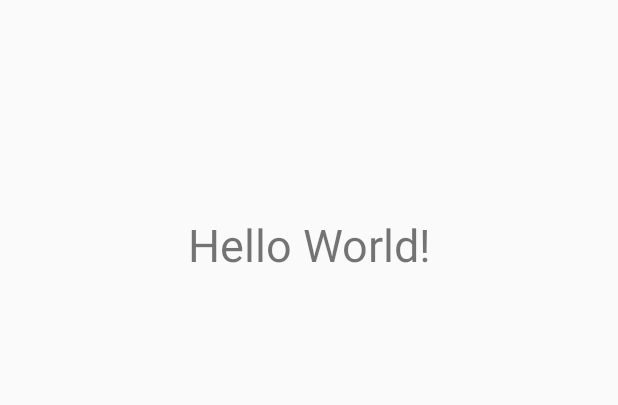
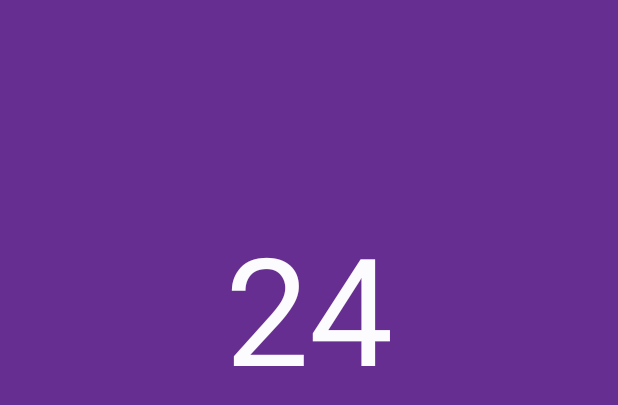
Before and after one commit to Alybaev/PRojectWeather, an Android app: the layout activity_main.xml on its own in the app's theme, with its tools: preview values and no code run, on a phone screen of 412 x 824 dp. Shown: the top 405 px of the screen. Run offline under Robolectric (Android 15) with nearby library versions, the phone set to English and light mode, and no system bars.

Commit message:
I start work with UI in Main Activity

```diff
--- a/app/src/main/java/com/example/admin/weather/Listeners/MarkerDemoActivity.kt
+++ /dev/null
@@ -1 +0,0 @@
-package com.example.admin.weather.Listeners
--- a/app/src/main/java/com/example/admin/weather/Listeners/f.kt
+++ /dev/null
@@ -1,6 +0,0 @@
-package com.example.admin.weather.Listeners
-
-import android.support.v4.app.FragmentActivity
-import com.google.android.gms.maps.GoogleMap
-import com.google.android.gms.maps.model.BitmapDescriptorFactory
-import com.google.android.gms.maps.model.Marker
--- a/app/src/main/java/com/example/admin/weather/MapsActivity.kt
+++ b/app/src/main/java/com/example/admin/weather/MapsActivity.kt
@@ -49,7 +49,8 @@ class MapsActivity : AppCompatActivity(), OnMapReadyCallback, GoogleMap.OnMarker
 
     override fun onMarkerClick(marker: Marker?): Boolean {
         val intent = Intent(this@MapsActivity, MainActivity::class.java)
-        intent.putExtra("idOfCinema", marker!!.title)
+
+        intent.putExtra("nameOfMarker", marker!!.title)
         startActivity(intent)
         return true
     }
--- a/app/src/main/java/com/example/admin/weather/model/weather/ListOfWeather.kt
+++ b/app/src/main/java/com/example/admin/weather/model/weather/ListOfWeather.kt
@@ -1,3 +1,3 @@
 package com.example.admin.weather.model.weather
 
-class         ListOfWeather(var main: Main, var weather: ArrayList<Weather>, var wind: Wind, var dt_txt: String)
+class ListOfWeather(var main: Main, var weather: ArrayList<Weather>, var wind: Wind, var dt_txt: String)
--- a/app/src/main/java/com/example/admin/weather/utils/ForumServices.kt
+++ b/app/src/main/java/com/example/admin/weather/utils/ForumServices.kt
@@ -7,5 +7,5 @@ import retrofit2.http.Query
 
 interface ForumServices {
    @GET("forecast?")
-    fun getData( @Query("id")id: Int, @Query("appid") appID: String,@Query("mode") mode: String,@Query("units") units: String) : Call<WeatherInfo>
+    fun getData( @Query("q")name: String, @Query("appid") appID: String,@Query("mode") mode: String,@Query("units") units: String) : Call<WeatherInfo>
 }
--- a/app/src/main/res/layout/activity_main.xml
+++ b/app/src/main/res/layout/activity_main.xml
@@ -4,20 +4,21 @@
     xmlns:tools="http://schemas.android.com/tools"
     android:layout_width="match_parent"
     android:layout_height="match_parent"
+    android:background="#662e90"
     tools:context=".MainActivity">
 
     <TextView
-        android:id="@+id/info"
+        android:id="@+id/tempeture_view"
         android:layout_width="wrap_content"
         android:layout_height="wrap_content"
-        android:textSize="30sp"
+        android:textColor="#fcfbfd"
+        android:textSize="100sp"
         app:layout_constraintBottom_toBottomOf="parent"
-        app:layout_constraintHorizontal_bias="0.502"
         app:layout_constraintLeft_toLeftOf="parent"
         app:layout_constraintRight_toRightOf="parent"
         app:layout_constraintTop_toTopOf="parent"
-        app:layout_constraintVertical_bias="0.182"
-        tools:text="Hello World!"/>
+        app:layout_constraintVertical_bias="0.19999999"
+        tools:text="24" />
 
 
 </android.support.constraint.ConstraintLayout>
--- a/app/src/main/res/values/colors.xml
+++ b/app/src/main/res/values/colors.xml
@@ -1,6 +1,6 @@
 <?xml version="1.0" encoding="utf-8"?>
 <resources>
     <color name="colorPrimary">#3F51B5</color>
-    <color name="colorPrimaryDark">#303F9F</color>
+    <color name="colorPrimaryDark">#929ee8</color>
     <color name="colorAccent">#FF4081</color>
 </resources>
```
Also changed, not shown: app/src/main/java/com/example/admin/weather/MainActivity.kt (+6 -1 lines).
